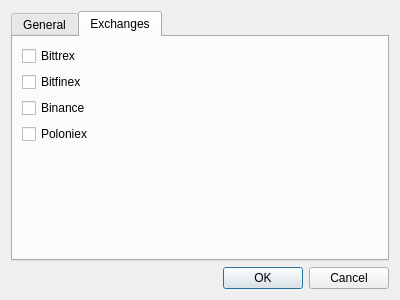
Above: ui/dialog_config.ui from katmai1/qtradingview before the change. Below: the same form after it.
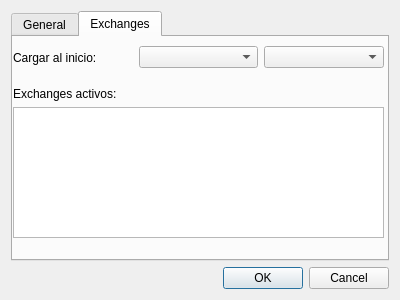
That is the form after the change. The open tabs and pages were chosen to show the change. Icons and pictures are not drawn.

```diff
--- a/ui/dialog_config.ui
+++ b/ui/dialog_config.ui
@@ -61,13 +61,6 @@
           </property>
          </widget>
         </item>
-        <item row="1" column="0">
-         <widget class="QLabel" name="label_2">
-          <property name="text">
-           <string>TextLabel</string>
-          </property>
-         </widget>
-        </item>
         <item row="0" column="1">
          <widget class="QComboBox" name="combo_languages">
           <property name="sizePolicy">
@@ -98,53 +91,60 @@
       <widget class="QWidget" name="verticalLayoutWidget">
        <property name="geometry">
         <rect>
-         <x>9</x>
-         <y>9</y>
-         <width>361</width>
-         <height>191</height>
+         <x>0</x>
+         <y>50</y>
+         <width>371</width>
+         <height>151</height>
         </rect>
        </property>
        <layout class="QVBoxLayout" name="verticalLayout_2">
         <item>
-         <widget class="QCheckBox" name="check_bittrex">
+         <widget class="QLabel" name="label_3">
           <property name="text">
-           <string>Bittrex</string>
+           <string>Exchanges activos:</string>
           </property>
          </widget>
         </item>
         <item>
-         <widget class="QCheckBox" name="check_bitfinex">
-          <property name="text">
-           <string>Bitfinex</string>
+         <widget class="QListWidget" name="list_exchanges">
+          <property name="editTriggers">
+           <set>QAbstractItemView::NoEditTriggers</set>
           </property>
+          <property name="alternatingRowColors">
+           <bool>true</bool>
+          </property>
+          <property name="selectionMode">
+           <enum>QAbstractItemView::MultiSelection</enum>
+          </property>
+          <property name="selectionBehavior">
+           <enum>QAbstractItemView::SelectItems</enum>
+          </property>
          </widget>
         </item>
+       </layout>
+      </widget>
+      <widget class="QWidget" name="horizontalLayoutWidget">
+       <property name="geometry">
+        <rect>
+         <x>0</x>
+         <y>0</y>
+         <width>371</width>
+         <height>41</height>
+        </rect>
+       </property>
+       <layout class="QHBoxLayout" name="horizontalLayout">
         <item>
-         <widget class="QCheckBox" name="check_binance">
+         <widget class="QLabel" name="label_2">
           <property name="text">
-           <string>Binance</string>
+           <string>Cargar al inicio:</string>
           </property>
          </widget>
         </item>
         <item>
-         <widget class="QCheckBox" name="check_poloniex">
-          <property name="text">
-           <string>Poloniex</string>
-          </property>
-         </widget>
+         <widget class="QComboBox" name="combo_initial_exchange"/>
         </item>
         <item>
-         <spacer name="verticalSpacer">
-          <property name="orientation">
-           <enum>Qt::Vertical</enum>
-          </property>
-          <property name="sizeHint" stdset="0">
-           <size>
-            <width>20</width>
-            <height>40</height>
-           </size>
-          </property>
-         </spacer>
+         <widget class="QComboBox" name="combo_initial_market"/>
         </item>
        </layout>
       </widget>
```
Left out of the diff: 12 changed lines with no effect on the pictures.
